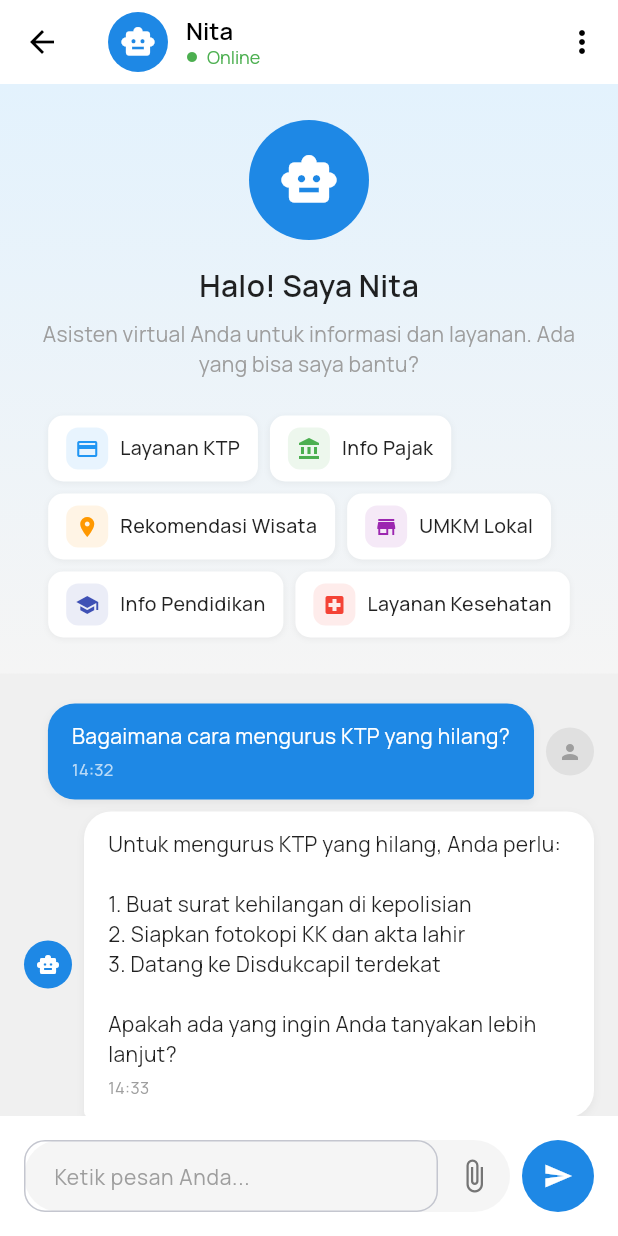
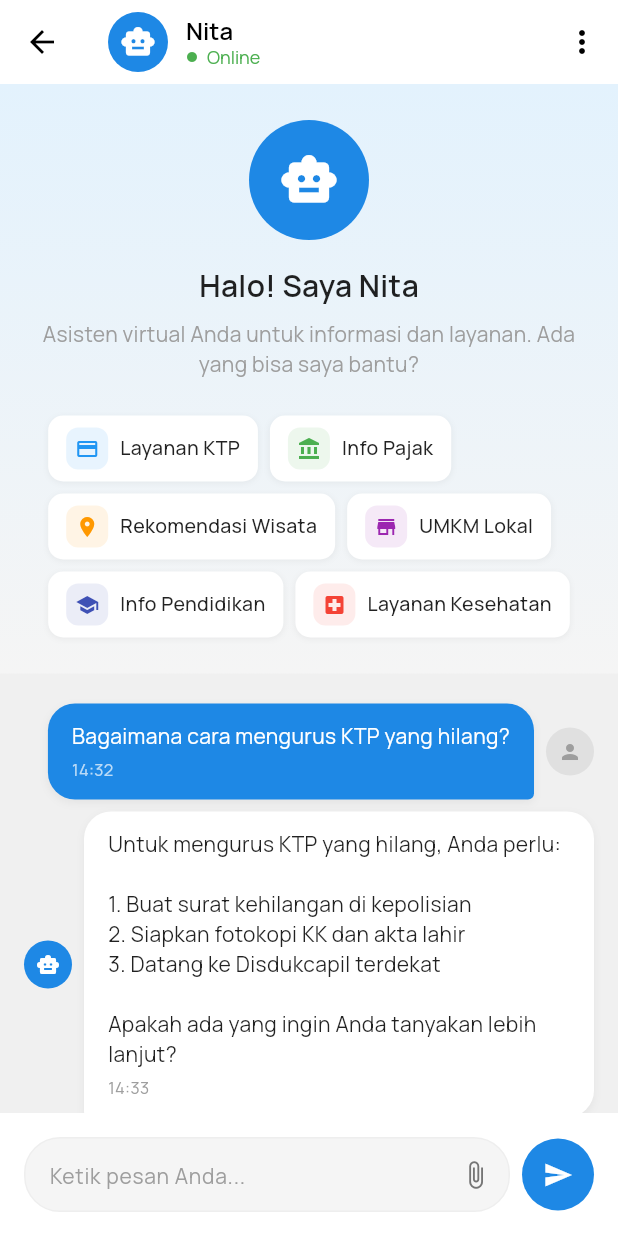
Before and after one commit to azerusezhar/NawaKita, a Flutter app: the ChatPage screen opened directly, on a phone screen of 412 x 824 dp. Run offline on Flutter 3.47's test engine with Material 3 defaults, Android fonts, the light colour scheme and no system bars; our stand-ins replace geolocator, google_fonts, shared_preferences, supabase_flutter; accounts and stored records are empty.

Commit message:
change input container style

```diff
--- a/lib/features/chatbot/screens/chatbot_screen.dart
+++ b/lib/features/chatbot/screens/chatbot_screen.dart
@@ -353,6 +353,10 @@
                       decoration: BoxDecoration(
                         color: Colors.grey.shade100,
                         borderRadius: BorderRadius.circular(24),
+                        border: Border.all(
+                          color: Colors.grey.shade200,
+                          width: 1,
+                        ),
                       ),
                       child: Row(
                         children: [
@@ -366,6 +370,9 @@
                                   fontSize: 14,
                                 ),
                                 border: InputBorder.none,
+                                enabledBorder: InputBorder.none,
+                                focusedBorder: InputBorder.none,
+                                filled: false,
                                 contentPadding: EdgeInsets.symmetric(
                                   horizontal: 16,
                                   vertical: 12,
@@ -373,12 +380,16 @@
                               ),
                             ),
                           ),
-                          IconButton(
-                            icon: Icon(
-                              Icons.attach_file,
-                              color: Colors.grey.shade600,
+                          GestureDetector(
+                            onTap: () {},
+                            child: Container(
+                              padding: const EdgeInsets.all(12),
+                              child: Icon(
+                                Icons.attach_file,
+                                color: Colors.grey.shade600,
+                                size: 20,
+                              ),
                             ),
-                            onPressed: () {},
                           ),
                         ],
                       ),
```
